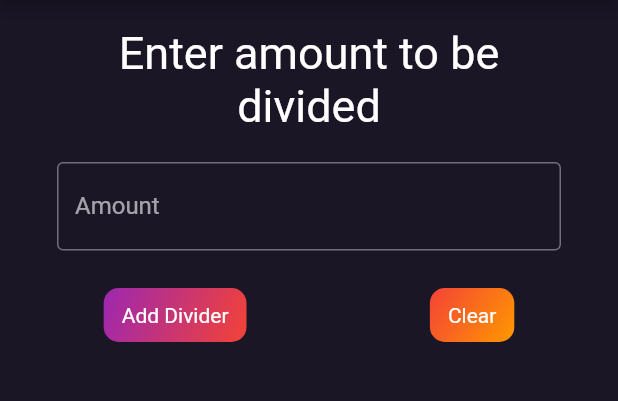
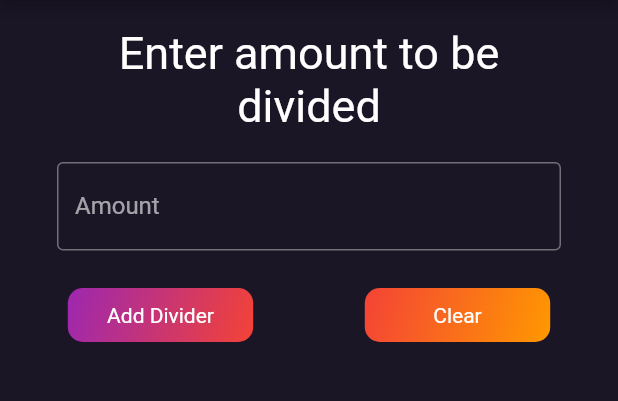
Before and after one commit to Markeryy/Money-Divider, a Flutter app: the screen it shows after launch, on a phone screen of 412 x 824 dp, the part 90-491 px from its top. Run offline on Flutter 3.47's test engine with Material 2 defaults, Android fonts, the light colour scheme and no system bars.

Commit message:
update: change button size

```diff
--- a/money_divider/lib/models/money_divider.dart
+++ b/money_divider/lib/models/money_divider.dart
@@ -3,13 +3,11 @@
 class MoneyDivider {
 
   // attributes
-  int? id;
   String? name;
   double percentage;
 
   // constructor
   MoneyDivider({
-    this.id,
     this.name,
     required this.percentage,
   });
--- a/money_divider/lib/widgets/get_amount.dart
+++ b/money_divider/lib/widgets/get_amount.dart
@@ -122,6 +122,7 @@ class _GetAmountState extends State<GetAmount> {
     return InkWell(
 
       child: Container(
+        width: MediaQuery.of(context).size.width * 0.3,
         decoration: BoxDecoration(
           gradient: // display different gradient
             const LinearGradient(
@@ -169,6 +170,7 @@ class _GetAmountState extends State<GetAmount> {
   Widget w_clearDividerButton() {
     return InkWell(
       child: Container(
+        width: MediaQuery.of(context).size.width * 0.3,
         decoration: BoxDecoration(
           gradient: // display different gradient
             const LinearGradient(
@@ -201,8 +203,8 @@ class _GetAmountState extends State<GetAmount> {
 
   Widget showAddDivider() {
     return InkWell(
-
       child: Container(
+        width: MediaQuery.of(context).size.width * 0.3,
         decoration: BoxDecoration(
           gradient:
             const LinearGradient(
@@ -264,6 +266,7 @@ class _GetAmountState extends State<GetAmount> {
                           // CLOSE BUTTON
                           InkWell(
                             child: Container(
+                              width: MediaQuery.of(context).size.width * 0.3,
                               decoration: BoxDecoration(
                                 gradient: // display different gradient
                                   const LinearGradient(
```
